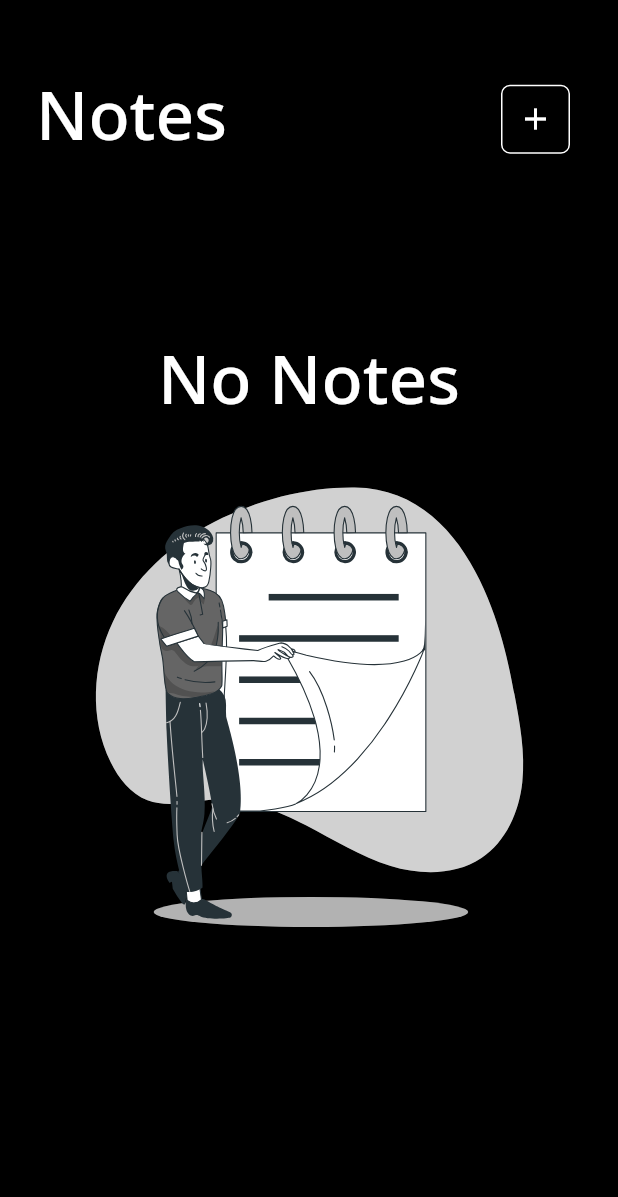
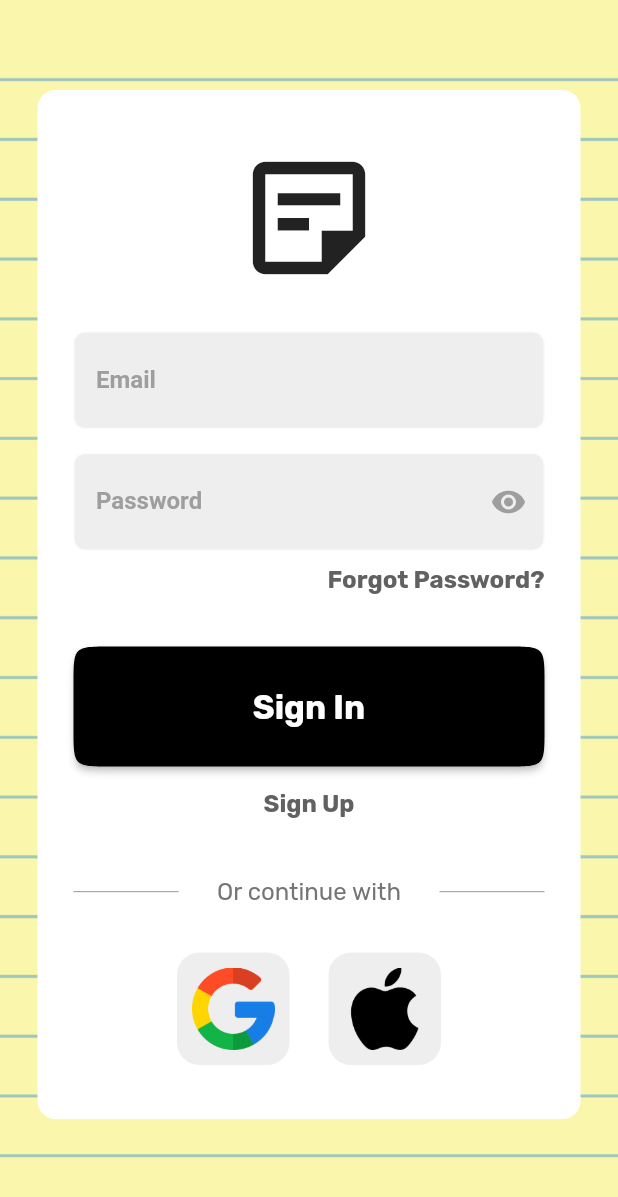
Before and after one commit to Franciscof11/Simple_Notes, a Flutter app: the screen it shows after launch, on a phone screen of 412 x 824 dp. Shown: the top 1197 px of the screen. Run offline on Flutter 3.47's test engine with Material 2 defaults, Android fonts, the phone set to English and light mode, and no system bars; our stand-ins replace another_flushbar, cloud_firestore, device_preview, firebase_core, flutter_staggered_animations, flutter_svg and 2 more; accounts and stored records are empty; generated files the repository leaves out were written again.

Commit message:
feat: sign in page

```diff
--- a/lib/main.dart
+++ b/lib/main.dart
@@ -27,7 +27,7 @@ class MainApp extends StatelessWidget {
     return MaterialApp(
       locale: DevicePreview.locale(context),
       builder: DevicePreview.appBuilder,
-      initialRoute: '/HomePage',
+      initialRoute: '/SignInPage',
       routes: routes,
       debugShowCheckedModeBanner: false,
     );
--- a/lib/utils/routes.dart
+++ b/lib/utils/routes.dart
@@ -1,10 +1,12 @@
 import 'package:simple_notes/view/pages/home_page/home_page.dart';
 import 'package:simple_notes/view/pages/note_page/note_page.dart';
 
+import '../view/pages/auth/sign_in_page/sign_in_page.dart';
 import '../view/pages/create_note_page/create_note_page.dart';
 import '../view/pages/edit_note_page/edit_note_page.dart';
 
 final routes = {
+  '/SignInPage': (context) => const SignInPage(),
   '/HomePage': (context) => HomePage(),
   '/NotePage': (context) => const NotePage(),
   '/EditNotePage': (context) => const EditNotePage(),
--- /dev/null
+++ b/lib/view/pages/auth/sign_in_page/sign_in_page.dart
@@ -0,0 +1,161 @@
+import 'package:flutter/material.dart';
+import 'package:google_fonts/google_fonts.dart';
+import 'package:simple_notes/view/widgets/remove_glow_effect.dart';
+
+import 'widgets/apple_sign_in_button.dart';
+import 'widgets/email_text_field.dart';
+import 'widgets/google_sign_in_button.dart';
+import 'widgets/password_text_field.dart';
+
+class SignInPage extends StatefulWidget {
+  const SignInPage({super.key});
+
+  @override
+  State<SignInPage> createState() => _SignInPageState();
+}
+
+class _SignInPageState extends State<SignInPage> {
+  final formKey = GlobalKey<FormState>();
+  final emailController = TextEditingController();
+  final passwordController = TextEditingController();
+  @override
+  Widget build(BuildContext context) {
+    final sizeDevice = MediaQuery.of(context).size;
+
+    return Scaffold(
+      body: Stack(
+        children: [
+          Image.asset(
+            'assets/sign_in_bg.jpg',
+            fit: BoxFit.cover,
+            height: sizeDevice.height,
+          ),
+          Padding(
+            padding: const EdgeInsets.symmetric(vertical: 60, horizontal: 25),
+            child: Container(
+              decoration: BoxDecoration(
+                borderRadius: BorderRadius.circular(12),
+                color: Colors.white,
+              ),
+              child: Form(
+                key: formKey,
+                child: Padding(
+                  padding: const EdgeInsets.symmetric(horizontal: 24),
+                  child: RemoveGlowEffect(
+                    child: SingleChildScrollView(
+                      child: Column(
+                        children: [
+                          const SizedBox(height: 35),
+                          //
+                          const Icon(
+                            Icons.sticky_note_2_outlined,
+                            size: 100,
+                          ),
+                          //
+                          const SizedBox(height: 26),
+                          EmailSignInTextField(
+                              label: 'Email', controller: emailController),
+                          const SizedBox(height: 16),
+                          PasswordSignInTextField(
+                              label: 'Password',
+                              isSecret: true,
+                              controller: passwordController),
+                          const SizedBox(height: 10),
+                          Align(
+                            alignment: Alignment.centerRight,
+                            child: Text(
+                              "Forgot Password?",
+                              style: GoogleFonts.rubik(
+                                color: Colors.grey[700],
+                                fontSize: 16,
+                                fontWeight: FontWeight.bold,
+                              ),
+                            ),
+                          ),
+                          const SizedBox(height: 35),
+                          ElevatedButton(
+                            onPressed: () {
+                              formKey.currentState?.validate();
+                            },
+                            style: ElevatedButton.styleFrom(
+                              minimumSize: const Size(double.infinity, 80),
+                              backgroundColor: Colors.black,
+                              shape: ContinuousRectangleBorder(
+                                borderRadius: BorderRadius.circular(25),
+                              ),
+                            ),
+                            child: Text(
+                              'Sign In',
+                              style: GoogleFonts.rubik(
+                                fontSize: 22,
+                                fontWeight: FontWeight.bold,
+                              ),
+                            ),
+                          ),
+                          const SizedBox(height: 15),
+                          GestureDetector(
+                            onTap: () => (),
+                            child: Text(
+                              "Sign Up",
+                              style: GoogleFonts.rubik(
+                                color: Colors.grey[700],
+                                fontSize: 16,
+                                fontWeight: FontWeight.bold,
+                              ),
+                            ),
+                          ),
+                          const SizedBox(height: 40),
+                          Row(
+                            mainAxisAlignment: MainAxisAlignment.spaceBetween,
+                            children: [
+                              SizedBox(
+                                width: sizeDevice.width <= 380 ? 50 : 70,
+                                child: Divider(
+                                  color: Colors.grey[600],
+                                  thickness: 0.5,
+                                ),
+                              ),
+                              Text(
+                                "Or continue with",
+                                style: GoogleFonts.rubik(
+                                  color: Colors.grey[600],
+                                  fontSize: 16,
+                                  fontWeight: FontWeight.normal,
+                                ),
+                              ),
+                              SizedBox(
+                                width: sizeDevice.width <= 380 ? 50 : 70,
+                                child: Divider(
+                                  color: Colors.grey[600],
+                                  thickness: 0.5,
+                                ),
+                              ),
+                            ],
+                          ),
+                          const SizedBox(height: 30),
+                          const Row(
+                            mainAxisAlignment: MainAxisAlignment.center,
+                            children: [
+                              GoogleSignInButton(
+                                urlImage: 'assets/google.png',
+                              ),
+                              SizedBox(width: 24),
+                              AplleSignInButton(
+                                urlImage: 'assets/apple.png',
+                              ),
+                            ],
+                          ),
+                          const SizedBox(height: 35),
+                        ],
+                      ),
+                    ),
+                  ),
+                ),
+              ),
+            ),
+          ),
+        ],
+      ),
+    );
+  }
+}
--- /dev/null
+++ b/lib/view/pages/auth/sign_in_page/widgets/apple_sign_in_button.dart
@@ -0,0 +1,30 @@
+import 'package:flutter/material.dart';
+
+class AplleSignInButton extends StatelessWidget {
+  final String urlImage;
+
+  const AplleSignInButton({
+    super.key,
+    required this.urlImage,
+  });
+
+  @override
+  Widget build(BuildContext context) {
+    return GestureDetector(
+      onTap: () => {},
+      child: Container(
+        decoration: BoxDecoration(
+            borderRadius: BorderRadius.circular(16),
+            color: Colors.grey[200],
+            border: Border.all(color: Colors.white)),
+        child: Padding(
+          padding: const EdgeInsets.all(10),
+          child: Image.asset(
+            urlImage,
+            height: 55,
+          ),
+        ),
+      ),
+    );
+  }
+}
--- /dev/null
+++ b/lib/view/pages/auth/sign_in_page/widgets/email_text_field.dart
@@ -0,0 +1,98 @@
+import 'package:flutter/material.dart';
+
+class EmailSignInTextField extends StatefulWidget {
+  final String label;
+  final Widget? prefixIcon;
+  final bool isSecret;
+  final TextEditingController? controller;
+  const EmailSignInTextField({
+    super.key,
+    required this.label,
+    this.prefixIcon,
+    this.isSecret = false,
+    this.controller,
+  });
+
+  @override
+  State<EmailSignInTextField> createState() => _EmailSignInTextFieldState();
+}
+
+class _EmailSignInTextFieldState extends State<EmailSignInTextField> {
+  bool obscureText = false;
+
+  @override
+  void initState() {
+    super.initState();
+    obscureText = widget.isSecret;
+  }
+
+  @override
+  Widget build(BuildContext context) {
+    return TextFormField(
+      controller: widget.controller,
+      obscureText: obscureText,
+      style: const TextStyle(
+        fontSize: 16,
+      ),
+      onTapOutside: (event) => FocusScope.of(context).unfocus(),
+      validator: (value) {
+        if (value == null || value.isEmpty) {
+          return 'Required field!';
+        }
+        if (!widget.controller!.text.contains('@') ||
+            !widget.controller!.text.contains('.com')) {
+          return 'Invalid email!';
+        }
+        return null;
+      },
+      cursorColor: Colors.grey,
+      decoration: InputDecoration(
+        contentPadding:
+            const EdgeInsets.symmetric(vertical: 23, horizontal: 15),
+        suffixIconColor: Colors.grey[500],
+        labelStyle: const TextStyle(
+          fontSize: 16,
+          color: Colors.grey,
+          fontWeight: FontWeight.w600,
+        ),
+        floatingLabelBehavior: FloatingLabelBehavior.never,
+        fillColor: Colors.grey[200],
+        filled: true,
+        border: const OutlineInputBorder(
+          borderRadius: BorderRadius.all(Radius.circular(8)),
+          borderSide: BorderSide(
+            color: Colors.white,
+            width: 1,
+          ),
+        ),
+        enabledBorder: const OutlineInputBorder(
+          borderRadius: BorderRadius.all(Radius.circular(8)),
+          borderSide: BorderSide(
+            color: Colors.white,
+            width: 0.6,
+          ),
+        ),
+        focusedBorder: const OutlineInputBorder(
+          borderRadius: BorderRadius.all(Radius.circular(8)),
+          borderSide: BorderSide(
+            color: Colors.black26,
+            width: 1,
+          ),
+        ),
+        labelText: widget.label,
+        suffixIcon: widget.isSecret
+            ? IconButton(
+                onPressed: () {
+                  setState(() {
+                    obscureText = !obscureText;
+                  });
+                },
+                icon:
+                    Icon(obscureText ? Icons.visibility : Icons.visibility_off),
+              )
+            : null,
+        prefixIcon: widget.prefixIcon,
+      ),
+    );
+  }
+}
--- /dev/null
+++ b/lib/view/pages/auth/sign_in_page/widgets/google_sign_in_button.dart
@@ -0,0 +1,40 @@
+import 'package:flutter/material.dart';
+
+class GoogleSignInButton extends StatefulWidget {
+  final String urlImage;
+
+  const GoogleSignInButton({
+    super.key,
+    required this.urlImage,
+  });
+
+  @override
+  State<GoogleSignInButton> createState() => _GoogleSignInButtonState();
+}
+
+class _GoogleSignInButtonState extends State<GoogleSignInButton> {
+  @override
+  Widget build(BuildContext context) {
+    return GestureDetector(
+      onTap: () {
+        const CircularProgressIndicator();
+        setState(() {});
+      },
+      child: Container(
+        decoration: BoxDecoration(
+            borderRadius: BorderRadius.circular(16),
+            color: Colors.grey[200],
+            border: Border.all(
+              color: Colors.white,
+            )),
+        child: Padding(
+          padding: const EdgeInsets.all(10),
+          child: Image.asset(
+            widget.urlImage,
+            height: 55,
+          ),
+        ),
+      ),
+    );
+  }
+}
--- /dev/null
+++ b/lib/view/pages/auth/sign_in_page/widgets/password_text_field.dart
@@ -0,0 +1,96 @@
+import 'package:flutter/material.dart';
+
+class PasswordSignInTextField extends StatefulWidget {
+  final String label;
+  final Widget? prefixIcon;
+  final bool isSecret;
+  final TextEditingController? controller;
+  const PasswordSignInTextField({
+    super.key,
+    required this.label,
+    this.prefixIcon,
+    this.isSecret = false,
+    this.controller,
+  });
+
+  @override
+  State<PasswordSignInTextField> createState() =>
+      _PasswordSignInTextFieldState();
+}
+
+class _PasswordSignInTextFieldState extends State<PasswordSignInTextField> {
+  bool obscureText = false;
+
+  @override
+  void initState() {
+    super.initState();
+    obscureText = widget.isSecret;
+  }
+
+  @override
+  Widget build(BuildContext context) {
+    return TextFormField(
+      controller: widget.controller,
+      obscureText: obscureText,
+      style: const TextStyle(
+        fontSize: 16,
+      ),
+      onTapOutside: (event) => FocusScope.of(context).unfocus(),
+      validator: (value) {
+        if (value == null || value.isEmpty) {
+          return 'Required field!';
+        }
+
+        return null;
+      },
+      cursorColor: Colors.grey,
+      decoration: InputDecoration(
+        contentPadding:
+            const EdgeInsets.symmetric(vertical: 23, horizontal: 15),
+        suffixIconColor: Colors.grey[500],
+        labelStyle: const TextStyle(
+          fontSize: 16,
+          color: Colors.grey,
+          fontWeight: FontWeight.w600,
+        ),
+        floatingLabelBehavior: FloatingLabelBehavior.never,
+        fillColor: Colors.grey[200],
+        filled: true,
+        border: const OutlineInputBorder(
+          borderRadius: BorderRadius.all(Radius.circular(8)),
+          borderSide: BorderSide(
+            color: Colors.white,
+            width: 1,
+          ),
+        ),
+        enabledBorder: const OutlineInputBorder(
+          borderRadius: BorderRadius.all(Radius.circular(8)),
+          borderSide: BorderSide(
+            color: Colors.white,
+            width: 0.6,
+          ),
+        ),
+        focusedBorder: const OutlineInputBorder(
+          borderRadius: BorderRadius.all(Radius.circular(8)),
+          borderSide: BorderSide(
+            color: Colors.black26,
+            width: 1,
+          ),
+        ),
+        labelText: widget.label,
+        suffixIcon: widget.isSecret
+            ? IconButton(
+                onPressed: () {
+                  setState(() {
+                    obscureText = !obscureText;
+                  });
+                },
+                icon:
+                    Icon(obscureText ? Icons.visibility : Icons.visibility_off),
+              )
+            : null,
+        prefixIcon: widget.prefixIcon,
+      ),
+    );
+  }
+}
--- /dev/null
+++ b/lib/view/widgets/remove_glow_effect.dart
@@ -0,0 +1,13 @@
+import 'package:flutter/material.dart';
+
+class RemoveGlowEffect extends StatelessWidget {
+  const RemoveGlowEffect({super.key, required this.child});
+  final Widget child;
+  @override
+  Widget build(BuildContext context) {
+    return ScrollConfiguration(
+      behavior: const MaterialScrollBehavior().copyWith(overscroll: false),
+      child: child,
+    );
+  }
+}
```
Also changed, not shown: assets/apple.png (added), assets/google.png (added), assets/sign_in_bg.jpg (added).
